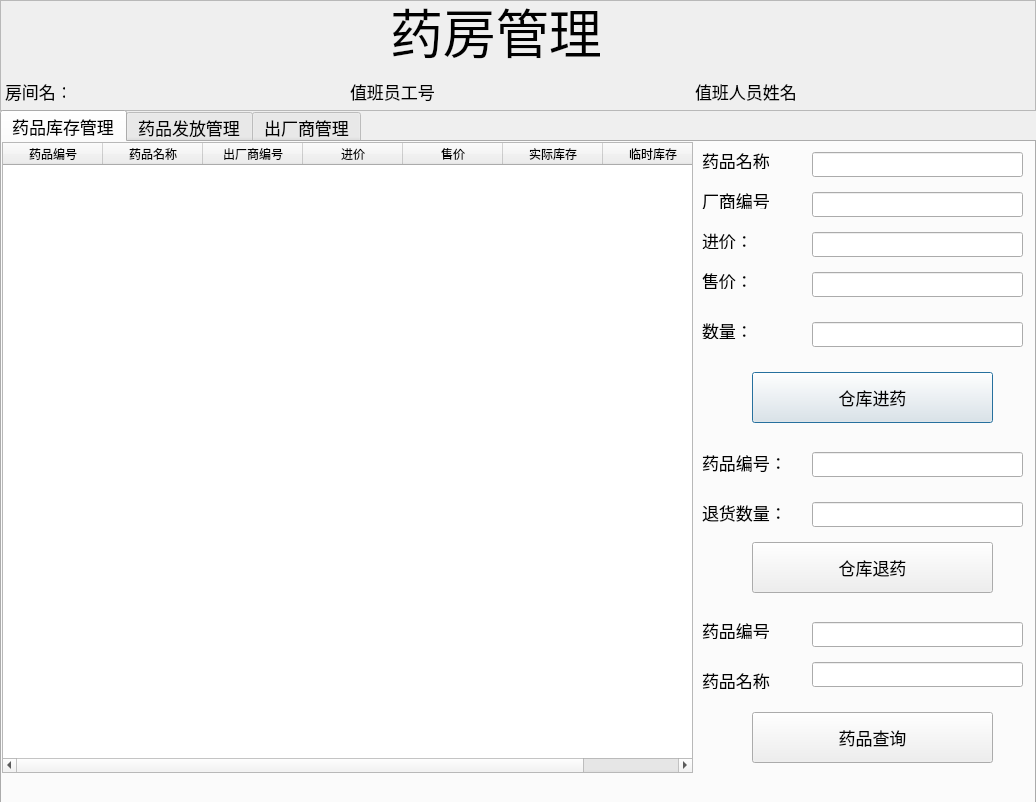
This is pharmacydialog.ui in zhbean/Hospital_MIS as Qt 5 draws it before an edit. The edited form follows.
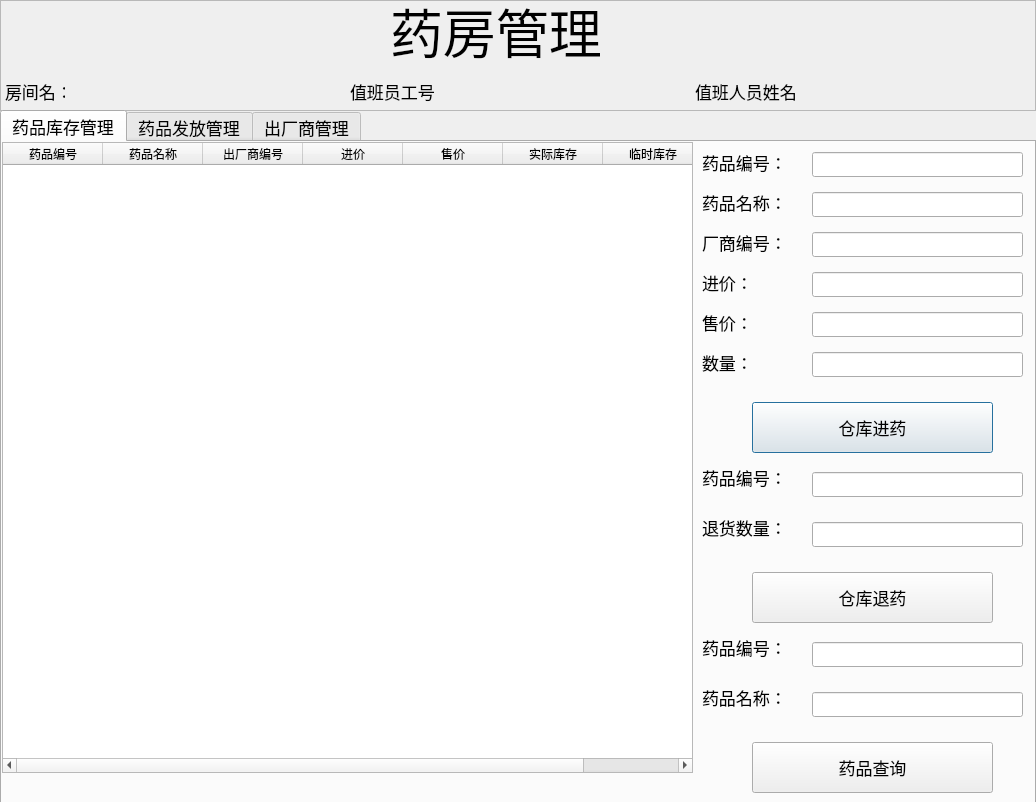
This is the edited form.

Commit message: 修改数据库，添加进货记录表，修改药品ID类型。

```diff
--- a/pharmacydialog.ui
+++ b/pharmacydialog.ui
@@ -211,12 +211,12 @@
       <rect>
        <x>700</x>
        <y>10</y>
-       <width>67</width>
-       <height>17</height>
+       <width>81</width>
+       <height>21</height>
       </rect>
      </property>
      <property name="text">
-      <string>药品名称：</string>
+      <string>药品编号：</string>
      </property>
     </widget>
     <widget class="QLabel" name="label_3">
@@ -224,12 +224,12 @@
       <rect>
        <x>700</x>
        <y>50</y>
-       <width>67</width>
-       <height>17</height>
+       <width>81</width>
+       <height>21</height>
       </rect>
      </property>
      <property name="text">
-      <string>厂商编号：</string>
+      <string>药品名称：</string>
      </property>
     </widget>
     <widget class="QLabel" name="label_4">
@@ -237,12 +237,12 @@
       <rect>
        <x>700</x>
        <y>90</y>
-       <width>67</width>
-       <height>17</height>
+       <width>81</width>
+       <height>21</height>
       </rect>
      </property>
      <property name="text">
-      <string>进价：</string>
+      <string>厂商编号：</string>
      </property>
     </widget>
     <widget class="QLabel" name="label_5">
@@ -251,11 +251,11 @@
        <x>700</x>
        <y>130</y>
        <width>67</width>
-       <height>17</height>
+       <height>21</height>
       </rect>
      </property>
      <property name="text">
-      <string>售价：</string>
+      <string>进价：</string>
      </property>
     </widget>
     <widget class="QLineEdit" name="lineEdit">
@@ -302,20 +302,20 @@
      <property name="geometry">
       <rect>
        <x>700</x>
-       <y>180</y>
+       <y>170</y>
        <width>67</width>
-       <height>17</height>
+       <height>21</height>
       </rect>
      </property>
      <property name="text">
-      <string>数量：</string>
+      <string>售价：</string>
      </property>
     </widget>
     <widget class="QLineEdit" name="lineEdit_5">
      <property name="geometry">
       <rect>
        <x>810</x>
-       <y>180</y>
+       <y>170</y>
        <width>211</width>
        <height>25</height>
       </rect>
@@ -325,7 +325,7 @@
      <property name="geometry">
       <rect>
        <x>750</x>
-       <y>230</y>
+       <y>260</y>
        <width>241</width>
        <height>51</height>
       </rect>
@@ -338,7 +338,7 @@
      <property name="geometry">
       <rect>
        <x>810</x>
-       <y>310</y>
+       <y>330</y>
        <width>211</width>
        <height>25</height>
       </rect>
@@ -348,9 +348,9 @@
      <property name="geometry">
       <rect>
        <x>700</x>
-       <y>310</y>
+       <y>320</y>
        <width>81</width>
-       <height>21</height>
+       <height>31</height>
       </rect>
      </property>
      <property name="text">
@@ -361,9 +361,9 @@
      <property name="geometry">
       <rect>
        <x>700</x>
-       <y>360</y>
+       <y>370</y>
        <width>81</width>
-       <height>21</height>
+       <height>31</height>
       </rect>
      </property>
      <property name="text">
@@ -374,7 +374,7 @@
      <property name="geometry">
       <rect>
        <x>810</x>
-       <y>360</y>
+       <y>380</y>
        <width>211</width>
        <height>25</height>
       </rect>
@@ -384,7 +384,7 @@
      <property name="geometry">
       <rect>
        <x>750</x>
-       <y>400</y>
+       <y>430</y>
        <width>241</width>
        <height>51</height>
       </rect>
@@ -397,7 +397,7 @@
      <property name="geometry">
       <rect>
        <x>750</x>
-       <y>570</y>
+       <y>600</y>
        <width>241</width>
        <height>51</height>
       </rect>
@@ -410,9 +410,9 @@
      <property name="geometry">
       <rect>
        <x>700</x>
-       <y>480</y>
-       <width>67</width>
-       <height>17</height>
+       <y>490</y>
+       <width>81</width>
+       <height>31</height>
       </rect>
      </property>
      <property name="text">
@@ -423,9 +423,9 @@
      <property name="geometry">
       <rect>
        <x>700</x>
-       <y>530</y>
-       <width>71</width>
-       <height>17</height>
+       <y>540</y>
+       <width>81</width>
+       <height>31</height>
       </rect>
      </property>
      <property name="text">
@@ -436,7 +436,7 @@
      <property name="geometry">
       <rect>
        <x>810</x>
-       <y>480</y>
+       <y>500</y>
        <width>211</width>
        <height>25</height>
       </rect>
@@ -446,7 +446,30 @@
      <property name="geometry">
       <rect>
        <x>810</x>
-       <y>520</y>
+       <y>550</y>
+       <width>211</width>
+       <height>25</height>
+      </rect>
+     </property>
+    </widget>
+    <widget class="QLabel" name="label_8">
+     <property name="geometry">
+      <rect>
+       <x>700</x>
+       <y>210</y>
+       <width>67</width>
+       <height>21</height>
+      </rect>
+     </property>
+     <property name="text">
+      <string>数量：</string>
+     </property>
+    </widget>
+    <widget class="QLineEdit" name="lineEdit_7">
+     <property name="geometry">
+      <rect>
+       <x>810</x>
+       <y>210</y>
        <width>211</width>
        <height>25</height>
       </rect>
```
The commit also changes 2 other files.
